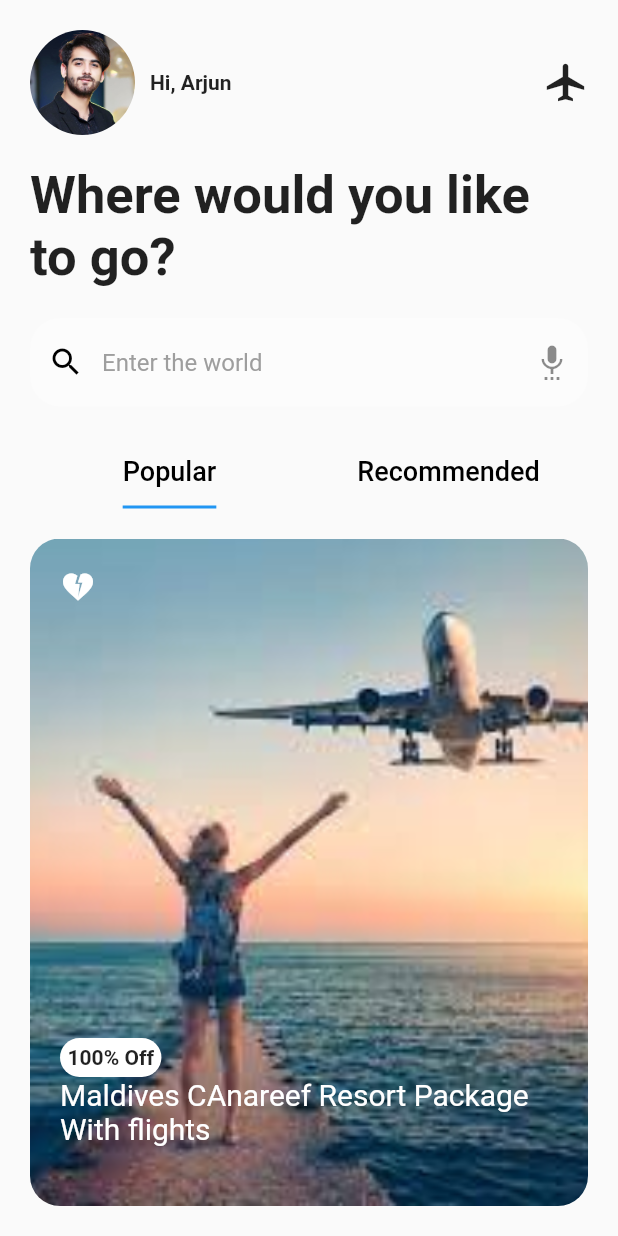
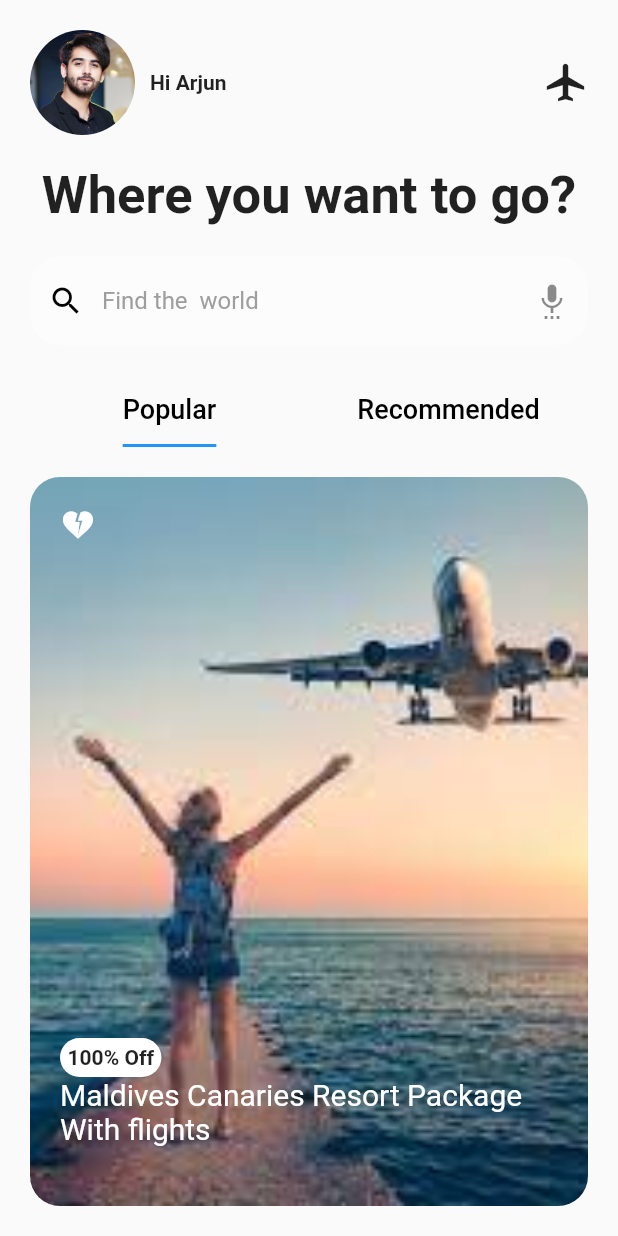
Before and after one commit to Yogita-Gautam-9084/travel_app, a Flutter app: the SecondScreen screen opened directly, on a phone screen of 412 x 824 dp. Run offline on Flutter 3.47's test engine with Material 2 defaults, Android fonts, the phone set to English and light mode, and no system bars.

Commit message:
add constantDirectry

```diff
--- /dev/null
+++ b/lib/constants/colors.dart
@@ -0,0 +1,9 @@
+import 'package:flutter/material.dart';
+class ColorsConstants {
+ static const Color white  = Colors.white;
+ static const Color grey = Colors.grey;
+ static const Color black = Colors.black;
+ static const Color white30 = Colors.white30;
+
+
+}
--- /dev/null
+++ b/lib/constants/icon_constants.dart
@@ -0,0 +1,11 @@
+import 'package:flutter/material.dart';
+
+class IconConstants {
+
+  static const aeroplane =  Icons.airplanemode_active;
+  static const search = Icons.search;
+  static const record = Icons.settings_voice;
+  static const heart = Icons.heart_broken;
+  static const outlinedHeart = Icons.heart_broken_outlined;
+
+}
--- /dev/null
+++ b/lib/constants/string_constants.dart
@@ -0,0 +1,14 @@
+class  StringConstants{
+  static const String onTheSky = 'ON THE SKY';
+  static const String storyTeller = 'Travelling-It leaves you speechless,Then turns you into a Storyteller';
+  static const String findTheWorld = 'Find the  world';
+  static const String hiArjun = 'Hi Arjun';
+  static const String popular = 'Popular';
+  static const String recommended = 'Recommended';
+  static const String off = '100% Off';
+  static const String flights= 'Maldives Canaries Resort Package With flights';
+  static const String mauritius = 'Splendid Mauritius Family Vacation Package';
+  static const String where = 'Where you want to go?';
+
+
+}
--- a/lib/main.dart
+++ b/lib/main.dart
@@ -1,6 +1,6 @@
 import 'package:flutter/material.dart';
 import 'package:travel_app/first_screen.dart';
-import 'package:travel_app/second_screen.dart';
+
 
 void main() {
   runApp(const MyApp());
@@ -16,7 +16,6 @@ class MyApp extends StatelessWidget {
       debugShowCheckedModeBanner: false,
       title: 'Flutter Demo',
       theme: ThemeData(
-
         primarySwatch: Colors.blue,
       ),
       home: const FirstScreen(),
--- a/lib/second_screen.dart
+++ b/lib/second_screen.dart
@@ -1,4 +1,7 @@
 import 'package:flutter/material.dart';
+import 'package:travel_app/constants/colors.dart';
+import 'package:travel_app/constants/icon_constants.dart';
+import 'package:travel_app/constants/string_constants.dart';
 
 class SecondScreen extends StatefulWidget {
   const SecondScreen({Key? key}) : super(key: key);
@@ -25,71 +28,70 @@ class _SecondScreenState extends State<SecondScreen> {
                         ClipRRect(
                           borderRadius: BorderRadius.circular(70),
                           child: Image.asset(
-                            'assets/Boy.png',
+                            'assets/boy.png',
                             height: 70,
                             width: 70,
                           ),
                         ),
-                        SizedBox(
+                        const SizedBox(
                           width: 10,
                         ),
-                        Text(
-                          'Hi, Arjun',
+                        const Text(
+                        StringConstants.hiArjun,
                           style: TextStyle(fontWeight: FontWeight.bold),
                         ),
-                        Spacer(),
-                        Icon(
-                          Icons.airplanemode_active,
+                        const Spacer(),
+                        const Icon(
+                          IconConstants.aeroplane,
                           size: 30,
                         ),
                       ],
                     ),
-                    SizedBox(
+                    const SizedBox(
                       height: 20,
                     ),
-                    Text(
-                      'Where would you like to go?',
+                    const Text(
+                      StringConstants.where,
                       style:
                           TextStyle(fontWeight: FontWeight.bold, fontSize: 35),
                     ),
-                    SizedBox(
+                    const SizedBox(
                       height: 20,
                     ),
                     TextField(
                       decoration: InputDecoration(
-                        prefixIcon: Icon(
-                          Icons.search,
-                          color: Colors.black,
+                        prefixIcon: const Icon(
+                          IconConstants.search,
+                          color: ColorsConstants.black,
                         ),
-                        suffixIcon: Icon(
-                          Icons.settings_voice,
+                        suffixIcon: const Icon(
+                          IconConstants.record,
                         ),
-                        fillColor: Colors.white30,
+                        fillColor: ColorsConstants.white30,
                         filled: true,
-                        hintStyle: TextStyle(color: Colors.grey),
-                        hintText: 'Enter the world',
+                        hintStyle: const TextStyle(color: ColorsConstants.grey),
+                        hintText: StringConstants.findTheWorld,
                         border: OutlineInputBorder(
                             borderRadius: BorderRadius.circular(20),
                             borderSide: BorderSide.none),
                       ),
                     ),
-                    SizedBox(
+                    const SizedBox(
                       height: 20,
                     ),
-                    TabBar(
-                      padding: EdgeInsets.only(bottom: 20),
+                    const TabBar(
+                      padding:  EdgeInsets.only(bottom: 20),
                       indicatorSize: TabBarIndicatorSize.label,
                       tabs: [
                         Tab(
-                          child: Text(
-                            'Popular',
-                            style: TextStyle(fontSize: 18, color: Colors.black),
+                          child:  Text(
+                            StringConstants.popular,
+                            style: TextStyle(fontSize: 18, color: ColorsConstants.black),
                           ),
                         ),
-                        Tab(
-                          child: Text(
-                            'Recommended',
-                            style: TextStyle(fontSize: 18, color: Colors.black),
+                         Tab(
+                          child:  Text(StringConstants.recommended,
+                            style:  TextStyle(fontSize: 18, color: ColorsConstants.black),
                           ),
                         ),
                       ],
@@ -99,7 +101,7 @@ class _SecondScreenState extends State<SecondScreen> {
                         children: [
                           Stack(
                             children: [
-                              ClipRRect (
+                              ClipRRect(
                                 borderRadius: BorderRadius.circular(20),
                                 child: Image.asset(
                                   'assets/recommended.png',
@@ -108,36 +110,37 @@ class _SecondScreenState extends State<SecondScreen> {
                                   fit: BoxFit.cover,
                                 ),
                               ),
-                              Padding(
-                                padding: const EdgeInsets.only(left: 20,top: 20),
-                                child: Icon(
-                                  Icons.heart_broken,
-                                  color: Colors.white,
+                              const Padding(
+                                padding:
+                                    EdgeInsets.only(left: 20, top: 20),
+                                child:  Icon(
+                                  IconConstants.heart,
+                                  color: ColorsConstants.white,
                                 ),
                               ),
-
                               Padding(
-                                padding: const EdgeInsets.only(bottom: 40,left: 20),
+                                padding:
+                                    const EdgeInsets.only(bottom: 40, left: 20),
                                 child: Column(
                                   mainAxisAlignment: MainAxisAlignment.end,
                                   crossAxisAlignment: CrossAxisAlignment.start,
                                   children: [
                                     Container(
-                                      padding: EdgeInsets.all(5),
+                                      padding: const EdgeInsets.all(5),
                                       decoration: BoxDecoration(
                                         borderRadius: BorderRadius.circular(20),
-                                        color: Colors.white,
+                                        color: ColorsConstants.white,
                                       ),
-                                      child: Text(
-                                        '100% Off',
+                                      child: const Text(StringConstants.off,
                                         style: TextStyle(
                                           fontWeight: FontWeight.bold,
                                         ),
                                       ),
                                     ),
-                                    Text(
-                                      'Maldives CAnareef Resort Package With flights',
-                                      style: TextStyle(color: Colors.white,fontSize: 20),
+                                    const Text(
+                                      StringConstants.flights,
+                                      style: TextStyle(
+                                          color: ColorsConstants.white, fontSize: 20),
                                     )
                                   ],
                                 ),
@@ -155,44 +158,43 @@ class _SecondScreenState extends State<SecondScreen> {
                                   fit: BoxFit.cover,
                                 ),
                               ),
-                              Padding(
-                                padding: const EdgeInsets.only(left: 20,top: 20),
-                                child: Icon(
-                                  Icons.heart_broken_outlined,
-                                  color: Colors.white,
-
+                              const Padding(
+                                padding:
+                                    EdgeInsets.only(left: 20, top: 20),
+                                child:  Icon(
+                                  IconConstants.outlinedHeart,
+                                  color: ColorsConstants.white,
                                 ),
                               ),
-
                               Padding(
-                                padding: const EdgeInsets.only(bottom: 40,left: 20),
+                                padding:
+                                    const EdgeInsets.only(bottom: 40, left: 20),
                                 child: Column(
                                   mainAxisAlignment: MainAxisAlignment.end,
                                   crossAxisAlignment: CrossAxisAlignment.start,
                                   children: [
                                     Container(
-                                      padding: EdgeInsets.all(5),
+                                      padding: const EdgeInsets.all(5),
                                       decoration: BoxDecoration(
                                         borderRadius: BorderRadius.circular(20),
-                                        color: Colors.white,
+                                        color: ColorsConstants.white,
                                       ),
-                                      child: Text(
-                                        '100% Off',
-                                        style: TextStyle(
+                                      child: const Text(StringConstants.off,
+                                        style:  TextStyle(
                                           fontWeight: FontWeight.bold,
                                         ),
                                       ),
                                     ),
-                                    Text(
-                                      'Maldives CAnareef Resort Package With flights',
-                                      style: TextStyle(color: Colors.white,fontSize: 20),
+                                    const Text(
+                                      StringConstants.mauritius,
+                                      style: TextStyle(
+                                          color: ColorsConstants.black, fontSize: 20),
                                     )
                                   ],
                                 ),
                               )
                             ],
                           ),
-
                         ],
                       ),
                     ),
```
Also changed, not shown: lib/constants/style.dart (added, +18 -0 lines), lib/first_screen.dart (+32 -27 lines), assets/boy.png (renamed from assets/Boy.png), assets/img.png (deleted), assets/img_1.png (deleted), assets/polular.png (deleted).
